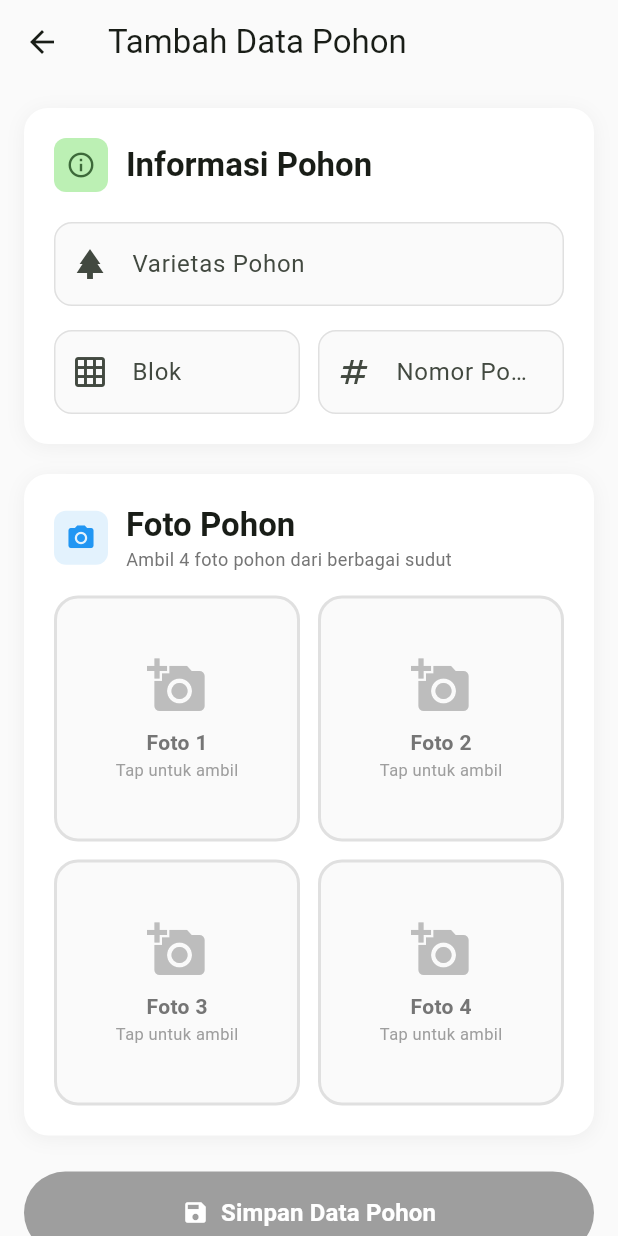
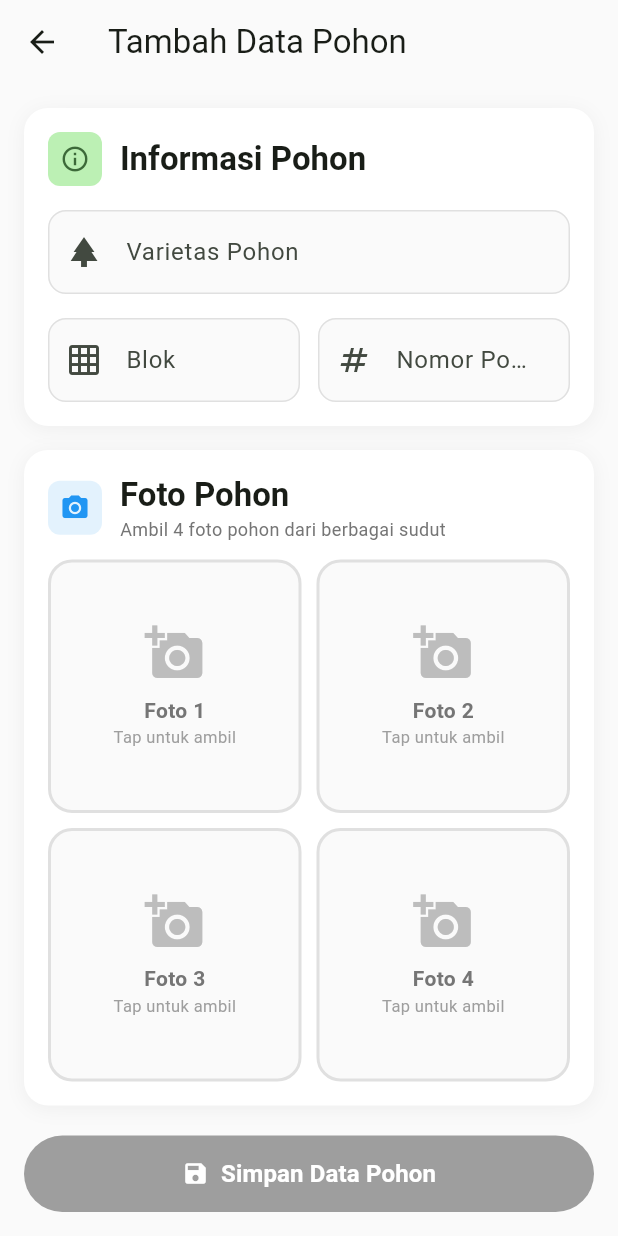
Before and after one commit to itsmerahmat/pohonku, a Flutter app: the screen it shows after launch, after a tap on "Tambah Pohon", on a phone screen of 412 x 824 dp. Run offline on Flutter 3.47's test engine with Material 3 defaults, Android fonts, the phone set to English and light mode, and no system bars; our stand-ins replace device_info_plus, flutter_map, geolocator, get, image_picker, latlong2 and 2 more; accounts and stored records are empty.

Commit message:
feat: Add map functionality and enhance tree management features

```diff
--- a/lib/controllers/tree_controller.dart
+++ b/lib/controllers/tree_controller.dart
@@ -35,6 +35,11 @@ class TreeController extends GetxController {
     await loadTrees();
   }
 
+  /// Mengambil data pohon berdasarkan ID.
+  Future<TreeModel?> getTreeById(int id) async {
+    return await _dbService.getTreeById(id);
+  }
+
   /// Menghapus data pohon dan semua file foto terkait.
   Future<void> removeTree(TreeModel tree) async {
     for (final photo in tree.photos) {
--- a/lib/main.dart
+++ b/lib/main.dart
@@ -2,6 +2,7 @@
 import 'package:get/get.dart';
 // import 'package:treedocs/controllers/tree_controller.dart';
 import 'package:treedocs/views/home_page.dart';
+import 'package:treedocs/views/map_page.dart';
 import 'package:treedocs/views/tree_detail_page.dart';
 import 'package:treedocs/views/tree_form_page.dart';
 
@@ -72,6 +73,7 @@
         GetPage(name: '/', page: () => const HomePage()),
         GetPage(name: '/form', page: () => const TreeFormPage()),
         GetPage(name: '/detail', page: () => const TreeDetailPage()),
+        GetPage(name: '/map', page: () => const MapPage()),
       ],
     );
   }
--- a/lib/views/home_page.dart
+++ b/lib/views/home_page.dart
@@ -2,6 +2,7 @@ import 'dart:async';
 
 import 'package:flutter/material.dart';
 import 'package:get/get.dart';
+import 'package:skeletonizer/skeletonizer.dart';
 import 'package:treedocs/controllers/tree_controller.dart';
 // import 'package:treedocs/models/tree_model.dart';
 import 'package:treedocs/views/widgets/tree_card.dart';
@@ -57,7 +58,7 @@ class _HomePageState extends State<HomePage> {
         slivers: [
           // Modern App Bar dengan Gradient
           SliverAppBar(
-            expandedHeight: 180,
+            expandedHeight: 110,
             floating: false,
             pinned: true,
             backgroundColor: colorScheme.primary,
@@ -75,7 +76,7 @@ class _HomePageState extends State<HomePage> {
                 ),
                 child: SafeArea(
                   child: Padding(
-                    padding: const EdgeInsets.all(20),
+                    padding: const EdgeInsets.fromLTRB(20, 8, 20, 16),
                     child: Column(
                       crossAxisAlignment: CrossAxisAlignment.start,
                       mainAxisAlignment: MainAxisAlignment.end,
@@ -116,6 +117,11 @@ class _HomePageState extends State<HomePage> {
                                   ),
                                 ],
                               ),
+                            ),
+                            IconButton(
+                              icon: const Icon(Icons.map, color: Colors.white),
+                              onPressed: () => Get.toNamed('/map'),
+                              tooltip: 'Lihat Peta',
                             ),
                             IconButton(
                               icon: const Icon(Icons.refresh, color: Colors.white),
@@ -225,8 +231,76 @@ class _HomePageState extends State<HomePage> {
           // List Content
           Obx(() {
             if (controller.loading.value) {
-              return const SliverFillRemaining(
-                child: Center(child: CircularProgressIndicator()),
+              // Skeleton loading dengan fake data
+              return SliverPadding(
+                padding: const EdgeInsets.fromLTRB(16, 0, 16, 100),
+                sliver: SliverList(
+                  delegate: SliverChildBuilderDelegate(
+                    (_, index) {
+                      return Padding(
+                        padding: const EdgeInsets.only(bottom: 12),
+                        child: Skeletonizer(
+                          child: Container(
+                            height: 120,
+                            decoration: BoxDecoration(
+                              color: Colors.white,
+                              borderRadius: BorderRadius.circular(16),
+                            ),
+                            padding: const EdgeInsets.all(16),
+                            child: Row(
+                              children: [
+                                Container(
+                                  width: 88,
+                                  height: 88,
+                                  decoration: BoxDecoration(
+                                    color: Colors.grey[300],
+                                    borderRadius: BorderRadius.circular(12),
+                                  ),
+                                ),
+                                const SizedBox(width: 16),
+                                Expanded(
+                                  child: Column(
+                                    crossAxisAlignment: CrossAxisAlignment.start,
+                                    mainAxisAlignment: MainAxisAlignment.center,
+                                    children: [
+                                      Container(
+                                        height: 20,
+                                        width: double.infinity,
+                                        decoration: BoxDecoration(
+                                          color: Colors.grey[300],
+                                          borderRadius: BorderRadius.circular(4),
+                                        ),
+                                      ),
+                                      const SizedBox(height: 8),
+                                      Container(
+                                        height: 16,
+                                        width: 150,
+                                        decoration: BoxDecoration(
+                                          color: Colors.grey[300],
+                                          borderRadius: BorderRadius.circular(4),
+                                        ),
+                                      ),
+                                      const SizedBox(height: 8),
+                                      Container(
+                                        height: 14,
+                                        width: 100,
+                                        decoration: BoxDecoration(
+                                          color: Colors.grey[300],
+                                          borderRadius: BorderRadius.circular(4),
+                                        ),
+                                      ),
+                                    ],
+                                  ),
+                                ),
+                              ],
+                            ),
+                          ),
+                        ),
+                      );
+                    },
+                    childCount: 5,
+                  ),
+                ),
               );
             }
             if (controller.trees.isEmpty) {
--- a/lib/views/tree_form_page.dart
+++ b/lib/views/tree_form_page.dart
@@ -65,7 +65,7 @@ class _TreeFormPageState extends State<TreeFormPage> {
             children: [
               // Informasi Pohon Section
               Container(
-                padding: const EdgeInsets.all(20),
+                padding: const EdgeInsets.all(16),
                 decoration: BoxDecoration(
                   color: Colors.white,
                   borderRadius: BorderRadius.circular(16),
@@ -103,7 +103,7 @@ class _TreeFormPageState extends State<TreeFormPage> {
                         ),
                       ],
                     ),
-                    const SizedBox(height: 20),
+                    const SizedBox(height: 16),
                     TextFormField(
                       controller: _varietasController,
                       decoration: const InputDecoration(
@@ -144,11 +144,11 @@ class _TreeFormPageState extends State<TreeFormPage> {
                   ],
                 ),
               ),
-              const SizedBox(height: 20),
+              const SizedBox(height: 16),
 
               // Foto Section
               Container(
-                padding: const EdgeInsets.all(20),
+                padding: const EdgeInsets.all(16),
                 decoration: BoxDecoration(
                   color: Colors.white,
                   borderRadius: BorderRadius.circular(16),
@@ -200,7 +200,7 @@ class _TreeFormPageState extends State<TreeFormPage> {
                         ),
                       ],
                     ),
-                    const SizedBox(height: 16),
+                    const SizedBox(height: 12),
                     Obx(() {
                       final photosList = formController.photoPaths.toList();
                       return GridView.builder(
@@ -208,8 +208,8 @@ class _TreeFormPageState extends State<TreeFormPage> {
                         physics: const NeverScrollableScrollPhysics(),
                         gridDelegate: const SliverGridDelegateWithFixedCrossAxisCount(
                           crossAxisCount: 2,
-                          mainAxisSpacing: 12,
-                          crossAxisSpacing: 12,
+                          mainAxisSpacing: 10,
+                          crossAxisSpacing: 10,
                           childAspectRatio: 1,
                         ),
                         itemCount: 4,
@@ -336,7 +336,7 @@ class _TreeFormPageState extends State<TreeFormPage> {
                   ],
                 ),
               ),
-              const SizedBox(height: 24),
+              const SizedBox(height: 20),
 
               // Save Button
               Obx(() {
@@ -364,7 +364,7 @@ class _TreeFormPageState extends State<TreeFormPage> {
                             await _handleSave();
                           },
                     style: FilledButton.styleFrom(
-                      padding: const EdgeInsets.symmetric(vertical: 16),
+                      padding: const EdgeInsets.symmetric(vertical: 14),
                       backgroundColor: allFilled ? null : Colors.grey,
                     ),
                     icon: Icon(isSaving ? Icons.hourglass_empty : Icons.save),
@@ -375,7 +375,7 @@ class _TreeFormPageState extends State<TreeFormPage> {
                   ),
                 );
               }),
-              const SizedBox(height: 16),
+              const SizedBox(height: 12),
             ],
           ),
         ),
@@ -503,7 +503,9 @@ class _TreeFormPageState extends State<TreeFormPage> {
       );
     } else {
       await treeController.updateTree(tree);
-      Get.back();
+      // Get updated tree data
+      final updatedTree = await treeController.getTreeById(tree.id!);
+      Get.back(result: updatedTree);
       Get.snackbar(
         'Berhasil!',
         'Data pohon berhasil diperbarui',
--- a/pubspec.yaml
+++ b/pubspec.yaml
@@ -42,6 +42,9 @@ dependencies:
   device_info_plus: ^10.1.0
   intl: ^0.19.0
   path: ^1.9.1
+  flutter_map: ^7.0.2
+  latlong2: ^0.9.1
+  skeletonizer: ^2.1.1
 
 dev_dependencies:
   flutter_test:
```
Also changed, not shown: lib/views/map_page.dart (added, +329 -0 lines), lib/views/tree_detail_page.dart (+26 -4 lines), pubspec.lock, 1 other file.
